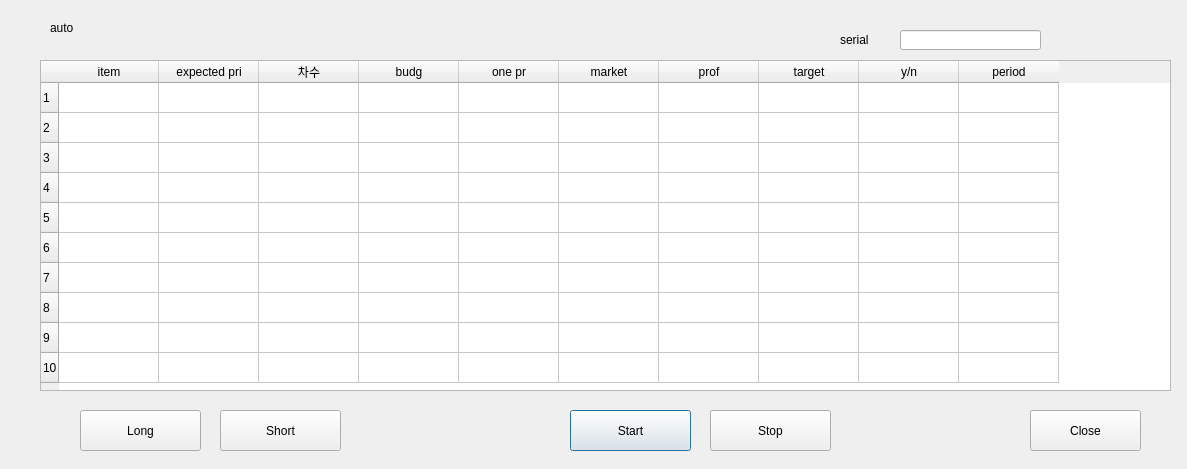
The window that tableWidget.ui (daridhk/kiwoom) describes before a commit, drawn with Qt 5.
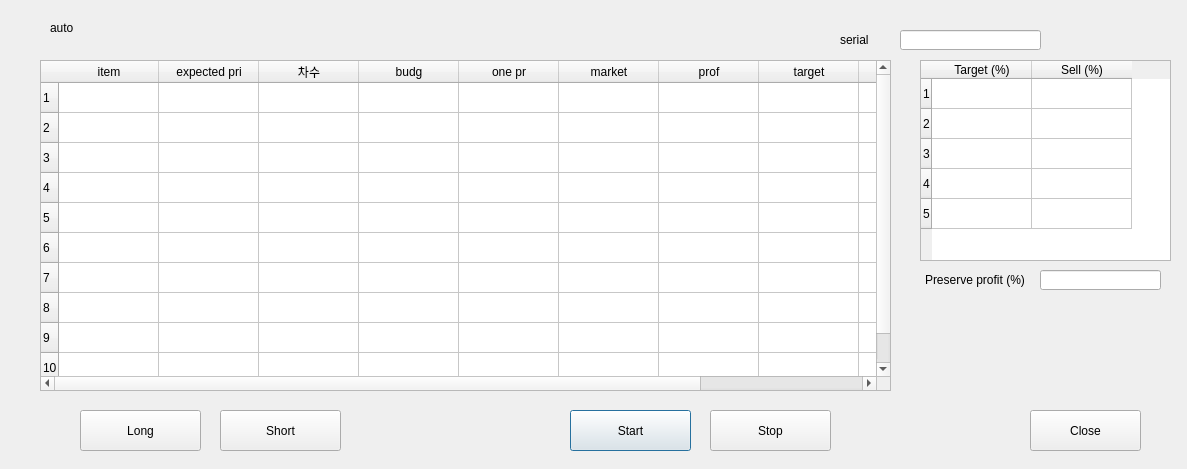
The same window after the commit.

Commit message: strategy change. buy manually. sell on strategy

What changed in the file:
```diff
--- a/tableWidget.ui
+++ b/tableWidget.ui
@@ -18,7 +18,7 @@
     <rect>
      <x>40</x>
      <y>60</y>
-     <width>1131</width>
+     <width>851</width>
      <height>331</height>
     </rect>
    </property>
@@ -199,6 +199,69 @@
     <string>Short</string>
    </property>
   </widget>
+  <widget class="QTableWidget" name="tableTarget">
+   <property name="geometry">
+    <rect>
+     <x>920</x>
+     <y>60</y>
+     <width>251</width>
+     <height>201</height>
+    </rect>
+   </property>
+   <property name="sizeIncrement">
+    <size>
+     <width>1</width>
+     <height>1</height>
+    </size>
+   </property>
+   <property name="cursor" stdset="0">
+    <cursorShape>ArrowCursor</cursorShape>
+   </property>
+   <property name="rowCount">
+    <number>5</number>
+   </property>
+   <property name="columnCount">
+    <number>2</number>
+   </property>
+   <row/>
+   <row/>
+   <row/>
+   <row/>
+   <row/>
+   <column>
+    <property name="text">
+     <string>Target (%)</string>
+    </property>
+   </column>
+   <column>
+    <property name="text">
+     <string>Sell (%)</string>
+    </property>
+   </column>
+  </widget>
+  <widget class="QLineEdit" name="editProfit">
+   <property name="geometry">
+    <rect>
+     <x>1040</x>
+     <y>270</y>
+     <width>121</width>
+     <height>20</height>
+    </rect>
+   </property>
+  </widget>
+  <widget class="QLabel" name="label_3">
+   <property name="geometry">
+    <rect>
+     <x>925</x>
+     <y>270</y>
+     <width>111</width>
+     <height>20</height>
+    </rect>
+   </property>
+   <property name="text">
+    <string>Preserve profit (%)</string>
+   </property>
+  </widget>
  </widget>
  <resources/>
  <connections/>
```
The commit also changes 3 other files.
